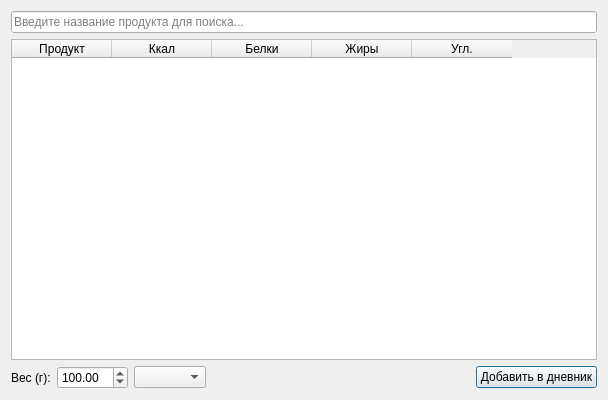
Qt form forms/addfooddialog.ui (Ar1n0chka/FitnessTracker) before a commit.
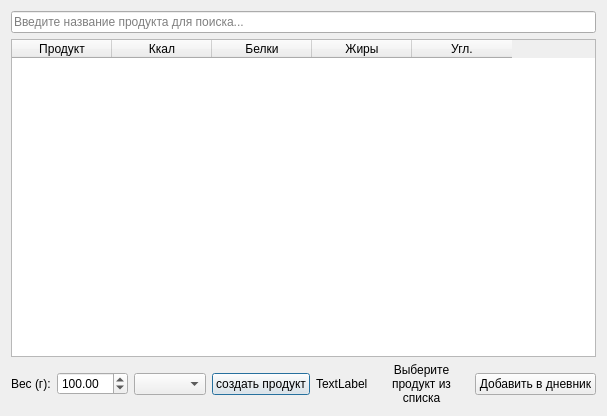
The same form after that commit.

Patch:
```diff
--- a/forms/addfooddialog.ui
+++ b/forms/addfooddialog.ui
@@ -6,10 +6,18 @@
    <rect>
     <x>0</x>
     <y>0</y>
-    <width>608</width>
-    <height>400</height>
+    <width>607</width>
+    <height>416</height>
    </rect>
   </property>
+  <property name="font">
+   <font>
+    <bold>false</bold>
+   </font>
+  </property>
+  <property name="cursor">
+   <cursorShape>CrossCursor</cursorShape>
+  </property>
   <property name="windowTitle">
    <string>Добавить продукт</string>
   </property>
@@ -76,17 +84,43 @@
       <widget class="QComboBox" name="mealCombo"/>
      </item>
      <item>
-      <spacer name="horizontalSpacer">
-       <property name="orientation">
-        <enum>Qt::Orientation::Horizontal</enum>
+      <widget class="QPushButton" name="btnCreateFood">
+       <property name="text">
+        <string>создать продукт</string>
        </property>
-       <property name="sizeHint" stdset="0">
+      </widget>
+     </item>
+     <item>
+      <widget class="QLabel" name="lblNutritionInfo">
+       <property name="sizeIncrement">
         <size>
-         <width>40</width>
-         <height>20</height>
+         <width>10</width>
+         <height>0</height>
         </size>
        </property>
-      </spacer>
+       <property name="text">
+        <string>TextLabel</string>
+       </property>
+       <property name="textFormat">
+        <enum>Qt::TextFormat::RichText</enum>
+       </property>
+       <property name="wordWrap">
+        <bool>true</bool>
+       </property>
+      </widget>
+     </item>
+     <item>
+      <widget class="QLabel" name="lblNutritionInfo">
+       <property name="text">
+        <string>Выберите продукт из списка</string>
+       </property>
+       <property name="alignment">
+        <set>Qt::AlignmentFlag::AlignCenter</set>
+       </property>
+       <property name="wordWrap">
+        <bool>true</bool>
+       </property>
+      </widget>
      </item>
      <item>
       <widget class="QPushButton" name="btnAdd">
```
